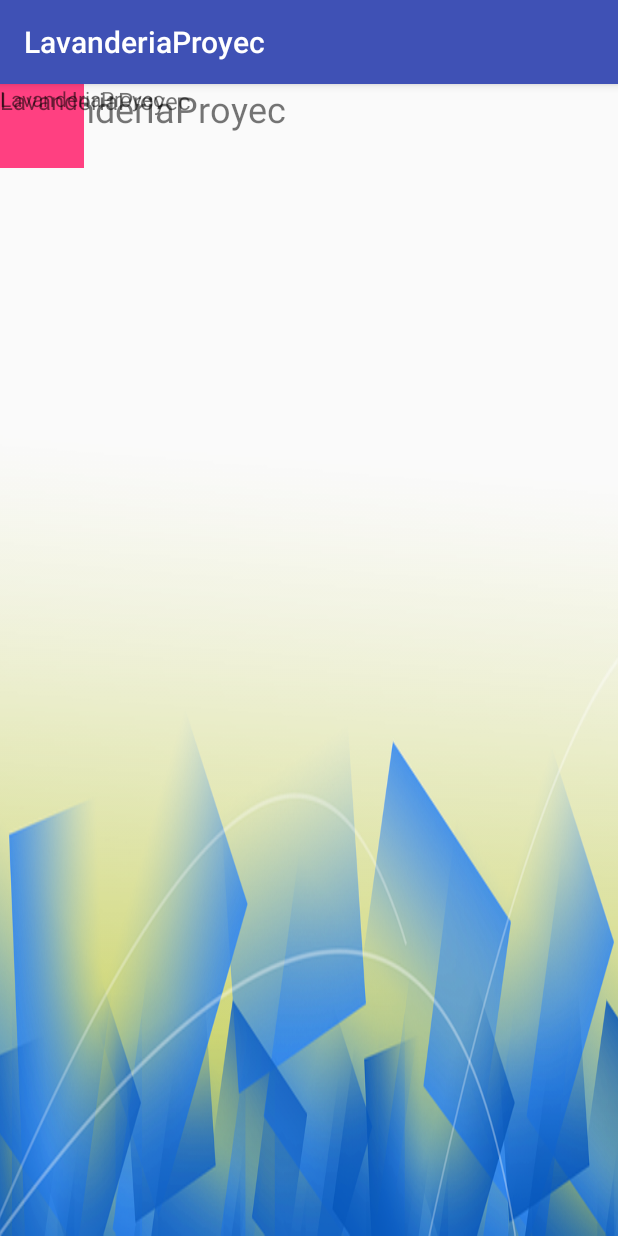
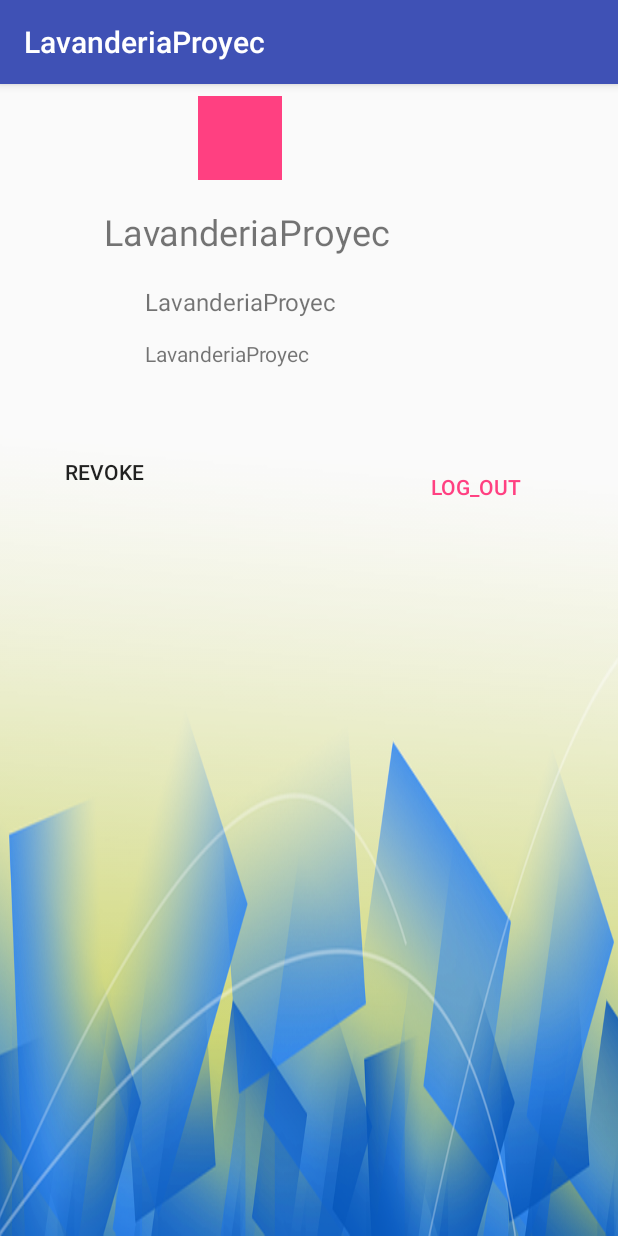
Before and after one commit to soygenial21/Lavanderia, an Android app: the MactivityL screen opened directly, with no data from a screen before it, on a phone screen of 412 x 824 dp. Run offline under Robolectric (Android 15) with nearby library versions, the phone set to English and light mode, and no system bars.

Commit message:
Empezando consultas, login bypas

```diff
--- a/app/src/main/java/upc/com/lavanderiaproyec/MainActivity.java
+++ b/app/src/main/java/upc/com/lavanderiaproyec/MainActivity.java
@@ -27,7 +27,7 @@ public class MainActivity extends AppCompatActivity implements GoogleApiClient.O
         super.onCreate(savedInstanceState);
         setContentView(R.layout.activity_main);
 
-        //try {
+        try {
             GoogleSignInOptions gso = new GoogleSignInOptions.Builder(GoogleSignInOptions.DEFAULT_SIGN_IN)
                     .requestEmail()
                     .build();
@@ -40,16 +40,17 @@ public class MainActivity extends AppCompatActivity implements GoogleApiClient.O
                     .build();
             signButton = (SignInButton) findViewById(R.id.btSign);
 
-        //}catch (Exception ex)
-        //{
-            Toast.makeText(this, "No se puede Iniciar Sesion", Toast.LENGTH_SHORT).show();
-       // }
+        }catch (Exception ex)
+        {
+            Toast.makeText(this, "catch 1", Toast.LENGTH_SHORT).show();
+        }
 
         signButton.setOnClickListener(new View.OnClickListener() {
             @Override
             public void onClick(View v) {
                 Intent intent = Auth.GoogleSignInApi.getSignInIntent(googleApiClient);
                 startActivityForResult(intent, 777);
+
             }
         });
 
@@ -77,7 +78,8 @@ public class MainActivity extends AppCompatActivity implements GoogleApiClient.O
             goMainSuccess();
 
         }else {
-            Toast.makeText(this, "No se puede Iniciar Sesion", Toast.LENGTH_SHORT).show();
+            Toast.makeText(this, "catch 2", Toast.LENGTH_SHORT).show();
+            goMainSuccess();
         }
     }
 
--- a/app/src/main/java/upc/com/lavanderiaproyec/Objects/cliente.java
+++ b/app/src/main/java/upc/com/lavanderiaproyec/Objects/cliente.java
@@ -24,6 +24,16 @@ public class cliente {
 
 
     }
+
+    public cliente( String nombre, String apellido, String direccion, String telefono){
+
+        this.telefono = telefono;
+        this.nombre = nombre;
+        this.apellifo = apellido;
+        this.direccion = direccion;
+
+    }
+
 
     public String getNombre() {
         return nombre;
--- /dev/null
+++ b/app/src/main/java/upc/com/lavanderiaproyec/Objects/factu.java
@@ -0,0 +1,10 @@
+package upc.com.lavanderiaproyec.Objects;
+
+/**
+ * Created by julieta on 10/12/2017.
+ */
+
+public class factu {
+
+
+}
--- a/app/src/main/java/upc/com/lavanderiaproyec/factura.java
+++ b/app/src/main/java/upc/com/lavanderiaproyec/factura.java
@@ -13,6 +13,7 @@ import android.widget.EditText;
 import android.widget.ListView;
 import android.widget.TextView;
 
+import com.google.firebase.database.DatabaseReference;
 import com.google.firebase.database.FirebaseDatabase;
 
 import org.json.JSONArray;
@@ -23,14 +24,29 @@ import java.util.jar.JarException;
 
 import upc.com.lavanderiaproyec.Objects.RVAdapter;
 import upc.com.lavanderiaproyec.Objects.Reserva;
+import upc.com.lavanderiaproyec.Objects.cliente;
 
 public class factura extends AppCompatActivity {
-
+    private DatabaseReference mDatabase;
     List<Reserva> listaReserva1;
     protected void onCreate(Bundle savedInstanceState) {
         super.onCreate(savedInstanceState);
         setContentView(R.layout.activity_factura);
 
+
+
+        mDatabase = FirebaseDatabase.getInstance().getReference();
+
+
     }
 
-}
+
+    private void writeNewUser(String id, String nombre, String apellido, String direccion, String telefono){
+
+        cliente ce = new cliente(nombre, apellido, direccion, telefono);
+
+        mDatabase.child("registro").child(id).setValue(ce);
+
+    }
+
+} //FIN DE CLASE
--- a/app/src/main/res/layout/activity_ml.xml
+++ b/app/src/main/res/layout/activity_ml.xml
@@ -12,16 +12,28 @@
         android:layout_width="0dp"
         android:layout_height="0dp"
         android:orientation="vertical"
-        tools:layout_editor_absoluteX="0dp"
-        tools:layout_editor_absoluteY="0dp" />
+        app:layout_constraintRight_toLeftOf="parent"
+        tools:layout_constraintTop_creator="1"
+        tools:layout_constraintRight_creator="1"
+        tools:layout_constraintBottom_creator="1"
+        app:layout_constraintBottom_toTopOf="parent"
+        tools:layout_constraintLeft_creator="1"
+        app:layout_constraintLeft_toLeftOf="parent"
+        app:layout_constraintTop_toTopOf="parent" />
 
     <TextView
         android:layout_width="wrap_content"
         android:layout_height="wrap_content"
         android:text="@string/app_name"
         android:textSize="24sp"
-        tools:layout_editor_absoluteX="69dp"
-        tools:layout_editor_absoluteY="131dp" />
+        android:id="@+id/textView14"
+        tools:layout_constraintTop_creator="1"
+        android:layout_marginStart="69dp"
+        android:layout_marginTop="18dp"
+        app:layout_constraintTop_toBottomOf="@+id/photoImageView"
+        tools:layout_constraintLeft_creator="1"
+        app:layout_constraintLeft_toLeftOf="parent"
+        android:layout_marginLeft="69dp" />
 
     <ImageView
         android:id="@+id/photoImageView"
@@ -29,35 +41,60 @@
         android:layout_height="56dp"
         android:layout_margin="8dp"
         android:background="@color/colorAccent"
-        tools:layout_editor_absoluteX="132dp"
-        tools:layout_editor_absoluteY="57dp" />
+        tools:layout_constraintTop_creator="1"
+        tools:layout_constraintRight_creator="1"
+        android:layout_marginStart="19dp"
+        android:layout_marginEnd="19dp"
+        app:layout_constraintRight_toRightOf="@+id/textView11"
+        android:layout_marginTop="57dp"
+        tools:layout_constraintLeft_creator="1"
+        app:layout_constraintTop_toTopOf="parent"
+        app:layout_constraintLeft_toRightOf="@+id/button3"
+        android:layout_marginLeft="19dp"
+        android:layout_marginRight="19dp" />
 
     <TextView
         android:layout_width="wrap_content"
         android:layout_height="wrap_content"
         android:text="@string/app_name"
         android:textSize="16sp"
-        tools:layout_editor_absoluteX="96dp"
-        tools:layout_editor_absoluteY="179dp" />
+        android:id="@+id/textView13"
+        tools:layout_constraintTop_creator="1"
+        android:layout_marginStart="27dp"
+        android:layout_marginTop="19dp"
+        app:layout_constraintTop_toBottomOf="@+id/textView14"
+        tools:layout_constraintLeft_creator="1"
+        app:layout_constraintLeft_toLeftOf="@+id/textView14"
+        android:layout_marginLeft="27dp" />
 
     <TextView
         android:layout_width="wrap_content"
         android:layout_height="wrap_content"
         android:text="@string/app_name"
         android:textSize="14sp"
-        tools:layout_editor_absoluteX="96dp"
-        tools:layout_editor_absoluteY="212dp" />
+        android:id="@+id/textView11"
+        tools:layout_constraintTop_creator="1"
+        android:layout_marginTop="14dp"
+        app:layout_constraintTop_toBottomOf="@+id/textView13"
+        tools:layout_constraintLeft_creator="1"
+        app:layout_constraintLeft_toLeftOf="@+id/textView13" />
 
 
     <Button
 
         style="@style/Widget.AppCompat.Button.Borderless.Colored"
-        android:layout_width="368dp"
-        android:layout_height="wrap_content"
+        android:layout_width="157dp"
+        android:layout_height="48dp"
+        android:layout_marginEnd="16dp"
+        android:layout_marginRight="16dp"
+        android:layout_marginTop="55dp"
         android:onClick="logOutogOut"
-        android:text="@string/log_out"
-        tools:layout_editor_absoluteX="0dp"
-        tools:layout_editor_absoluteY="0dp" />
+        android:text="log_out"
+        android:textColorLink="@color/cast_expanded_controller_background_color"
+        app:layout_constraintRight_toRightOf="parent"
+        app:layout_constraintTop_toBottomOf="@+id/textView11"
+        tools:layout_constraintRight_creator="1"
+        tools:layout_constraintTop_creator="1" />
     " />
 
     <Button
@@ -66,9 +103,15 @@
         android:layout_width="88dp"
         android:layout_height="wrap_content"
         android:onClick="revoke"
-        android:text="@string/revoke"
-        tools:layout_editor_absoluteX="8dp"
-        tools:layout_editor_absoluteY="0dp" />
+        android:text="revoke"
+        android:id="@+id/button3"
+        tools:layout_constraintTop_creator="1"
+        android:layout_marginStart="25dp"
+        android:layout_marginTop="45dp"
+        app:layout_constraintTop_toBottomOf="@+id/textView11"
+        tools:layout_constraintLeft_creator="1"
+        app:layout_constraintLeft_toLeftOf="parent"
+        android:layout_marginLeft="25dp" />
 
 
 </android.support.constraint.ConstraintLayout>
```
Also changed, not shown: 2 other files.
